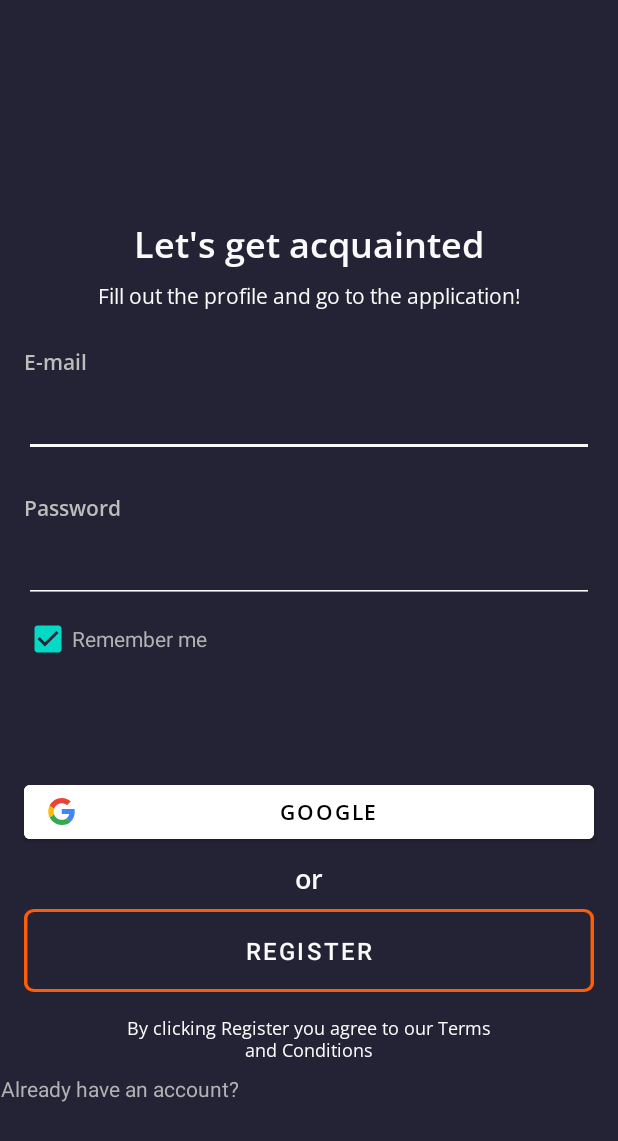
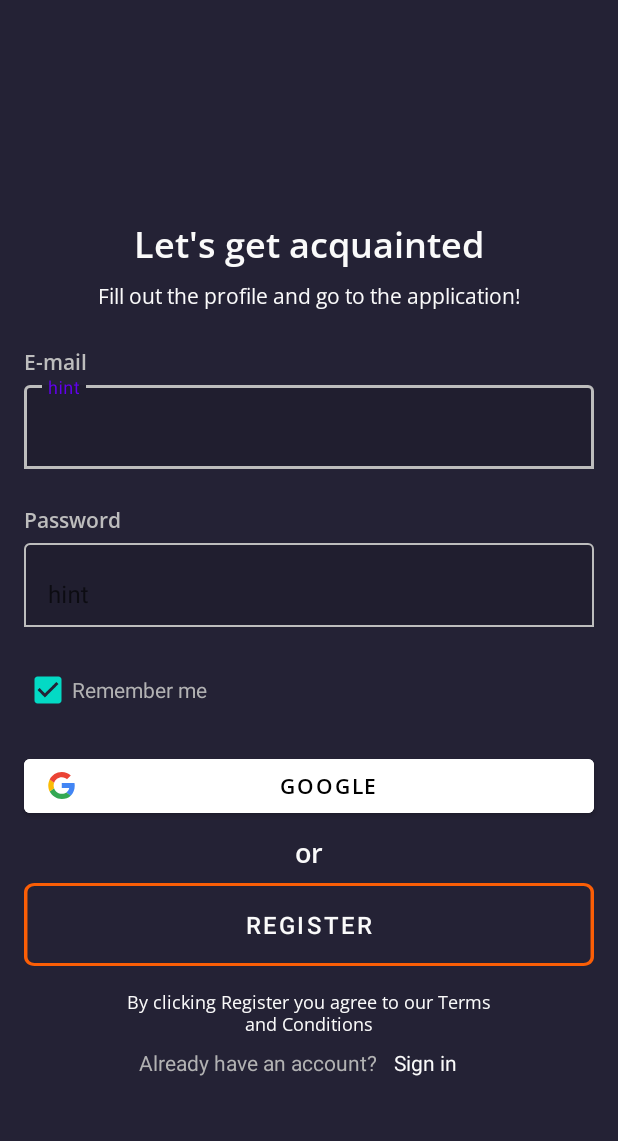
Before and after one commit to 1937Carrie/AndroidAssignment1, an Android app: the screen it shows after launch (SignUpActivity), on a phone screen of 412 x 824 dp. Shown: the top 1141 px of the screen. Run offline under Robolectric (Android 15) with nearby library versions, the phone set to English and light mode, and no system bars.

Commit message:
Commit dated 12:00 15.12.2022

```diff
--- /dev/null
+++ b/app/src/main/res/color/selector_stroke_color.xml
@@ -0,0 +1,4 @@
+<selector xmlns:android="http://schemas.android.com/apk/res/android">
+    <item android:alpha="1" android:color="@color/col_bdbdbd" android:state_focused="true" />
+    <item android:alpha="1" android:color="@color/col_bdbdbd" />
+</selector>
--- a/app/src/main/res/layout/activity_sign_up.xml
+++ b/app/src/main/res/layout/activity_sign_up.xml
@@ -54,24 +54,26 @@
         app:layout_constraintStart_toStartOf="parent"
         app:layout_constraintTop_toBottomOf="@+id/type_15" />
 
-    <EditText
+    <com.google.android.material.textfield.TextInputLayout
         android:id="@+id/editTextTextEmailAddress"
         android:layout_width="match_parent"
         android:layout_height="wrap_content"
-        android:layout_marginStart="16dp"
-        android:layout_marginTop="8dp"
-        android:layout_marginEnd="16dp"
-        android:backgroundTint="@color/alabaster"
-
-        android:ems="10"
-        android:inputType="textEmailAddress"
-        android:lineSpacingExtra="-1sp"
-        android:textColor="@color/alabaster"
-        android:textSize="18sp"
+        android:layout_marginHorizontal="16dp"
+        android:backgroundTint="@color/orange"
+        app:boxBackgroundMode="outline"
+        app:boxStrokeColor="@color/selector_stroke_color"
 
         app:layout_constraintEnd_toEndOf="parent"
         app:layout_constraintStart_toStartOf="parent"
-        app:layout_constraintTop_toBottomOf="@id/email" />
+        app:layout_constraintTop_toBottomOf="@+id/email">
+
+        <com.google.android.material.textfield.TextInputEditText
+            android:layout_width="match_parent"
+            android:layout_height="wrap_content"
+            android:hint="hint"
+            android:inputType="textEmailAddress"
+            android:singleLine="true" />
+    </com.google.android.material.textfield.TextInputLayout>
 
     <TextView
         android:id="@+id/password"
@@ -89,30 +91,32 @@
         app:layout_constraintStart_toStartOf="parent"
         app:layout_constraintTop_toBottomOf="@+id/editTextTextEmailAddress" />
 
-    <EditText
+    <com.google.android.material.textfield.TextInputLayout
         android:id="@+id/editTextTextPassword"
         android:layout_width="match_parent"
         android:layout_height="wrap_content"
-        android:layout_marginStart="16dp"
-        android:layout_marginTop="8dp"
-        android:layout_marginEnd="16dp"
-        android:backgroundTint="@color/alabaster"
-
-        android:ems="10"
-        android:inputType="textPassword"
-        android:lineSpacingExtra="-1sp"
-        android:textColor="@color/alabaster"
-        android:textSize="18sp"
+        android:layout_marginHorizontal="16dp"
+        android:backgroundTint="@color/orange"
+        app:boxBackgroundMode="outline"
+        app:boxStrokeColor="@color/selector_stroke_color"
 
         app:layout_constraintEnd_toEndOf="parent"
         app:layout_constraintStart_toStartOf="parent"
-        app:layout_constraintTop_toBottomOf="@id/password" />
+        app:layout_constraintTop_toBottomOf="@id/password">
+
+        <com.google.android.material.textfield.TextInputEditText
+            android:layout_width="match_parent"
+            android:layout_height="wrap_content"
+            android:hint="hint"
+            android:inputType="textPassword"
+            android:singleLine="true" />
+    </com.google.android.material.textfield.TextInputLayout>
 
     <CheckBox
         android:id="@+id/checkBox"
         android:layout_width="wrap_content"
         android:layout_height="wrap_content"
-        android:layout_marginStart="16dp"
+        android:layout_marginTop="18dp"
 
         android:backgroundTint="@color/orange"
         android:checked="true"
@@ -121,16 +125,15 @@
         android:textColor="@color/col_b2b2b3"
         android:textSize="14sp"
 
-        app:layout_constraintStart_toStartOf="parent"
+        app:layout_constraintStart_toStartOf="@id/editTextTextPassword"
         app:layout_constraintTop_toBottomOf="@id/editTextTextPassword" />
 
     <Button
         android:id="@+id/sign_in_button"
         android:layout_width="0dp"
         android:layout_height="wrap_content"
-        android:layout_marginStart="16dp"
-        android:layout_marginTop="67dp"
-        android:layout_marginEnd="16dp"
+        android:layout_marginHorizontal="16dp"
+        android:layout_marginTop="16dp"
 
         android:backgroundTint="@color/white"
         android:drawableLeft="@drawable/google_logo"
@@ -197,16 +200,34 @@
         app:layout_constraintTop_toBottomOf="@id/button_register" />
 
     <TextView
+        android:id="@+id/text_already_have_account"
         android:layout_width="wrap_content"
         android:layout_height="wrap_content"
         android:layout_marginTop="8dp"
 
         android:gravity="center"
         android:text="@string/already_hav"
+        android:textAlignment="center"
         android:textColor="@color/col_b2b2b3"
         android:textSize="14sp"
 
+        app:layout_constraintEnd_toStartOf="@id/text_sign_in"
+        app:layout_constraintHorizontal_chainStyle="packed"
         app:layout_constraintStart_toStartOf="parent"
         app:layout_constraintTop_toBottomOf="@id/termAndCondition" />
 
+    <TextView
+        android:id="@+id/text_sign_in"
+        android:layout_width="wrap_content"
+        android:layout_height="wrap_content"
+        android:layout_marginStart="12dp"
+        android:textAlignment="center"
+
+        android:text="Sign in"
+        android:textColor="@color/alabaster"
+
+        app:layout_constraintEnd_toEndOf="@+id/termAndCondition"
+        app:layout_constraintStart_toEndOf="@id/text_already_have_account"
+        app:layout_constraintTop_toTopOf="@id/text_already_have_account" />
+
 </androidx.constraintlayout.widget.ConstraintLayout>
```
